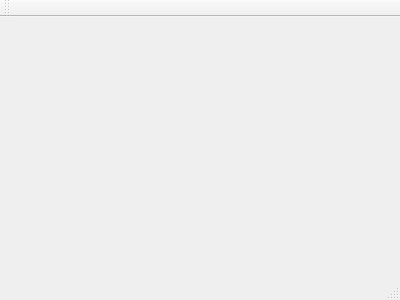
Old version of the form multiwindemo1/mainwindow.ui in the repository riuson/multiwindemo1.
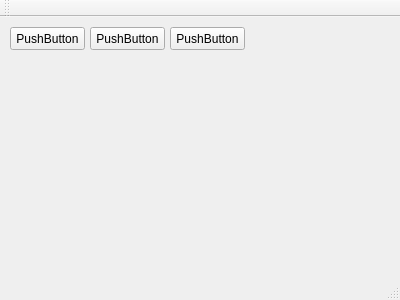
New version of the form.

Diff of the .ui file:
```diff
--- a/multiwindemo1/mainwindow.ui
+++ b/multiwindemo1/mainwindow.ui
@@ -12,13 +12,68 @@
   <property name="windowTitle" >
    <string>MainWindow</string>
   </property>
-  <widget class="QMenuBar" name="menuBar" />
-  <widget class="QToolBar" name="mainToolBar" />
-  <widget class="QWidget" name="centralWidget" />
-  <widget class="QStatusBar" name="statusBar" />
+  <widget class="QWidget" name="centralWidget">
+   <widget class="QPushButton" name="pushButton_1">
+    <property name="geometry">
+     <rect>
+      <x>10</x>
+      <y>10</y>
+      <width>75</width>
+      <height>23</height>
+     </rect>
+    </property>
+    <property name="text">
+     <string>PushButton</string>
+    </property>
+   </widget>
+   <widget class="QPushButton" name="pushButton_2">
+    <property name="geometry">
+     <rect>
+      <x>90</x>
+      <y>10</y>
+      <width>75</width>
+      <height>23</height>
+     </rect>
+    </property>
+    <property name="text">
+     <string>PushButton</string>
+    </property>
+   </widget>
+   <widget class="QPushButton" name="pushButton_3">
+    <property name="geometry">
+     <rect>
+      <x>170</x>
+      <y>10</y>
+      <width>75</width>
+      <height>23</height>
+     </rect>
+    </property>
+    <property name="text">
+     <string>PushButton</string>
+    </property>
+   </widget>
+  </widget>
+  <widget class="QMenuBar" name="menuBar">
+   <property name="geometry">
+    <rect>
+     <x>0</x>
+     <y>0</y>
+     <width>400</width>
+     <height>21</height>
+    </rect>
+   </property>
+  </widget>
+  <widget class="QToolBar" name="mainToolBar">
+   <attribute name="toolBarArea">
+    <enum>TopToolBarArea</enum>
+   </attribute>
+   <attribute name="toolBarBreak">
+    <bool>false</bool>
+   </attribute>
+  </widget>
+  <widget class="QStatusBar" name="statusBar"/>
  </widget>
- <layoutDefault spacing="6" margin="11" />
- <pixmapfunction></pixmapfunction>
+ <layoutdefault spacing="6" margin="11"/>
  <resources/>
  <connections/>
 </ui>
```
Left out of the diff: 7 changed lines with no effect on the pictures.
